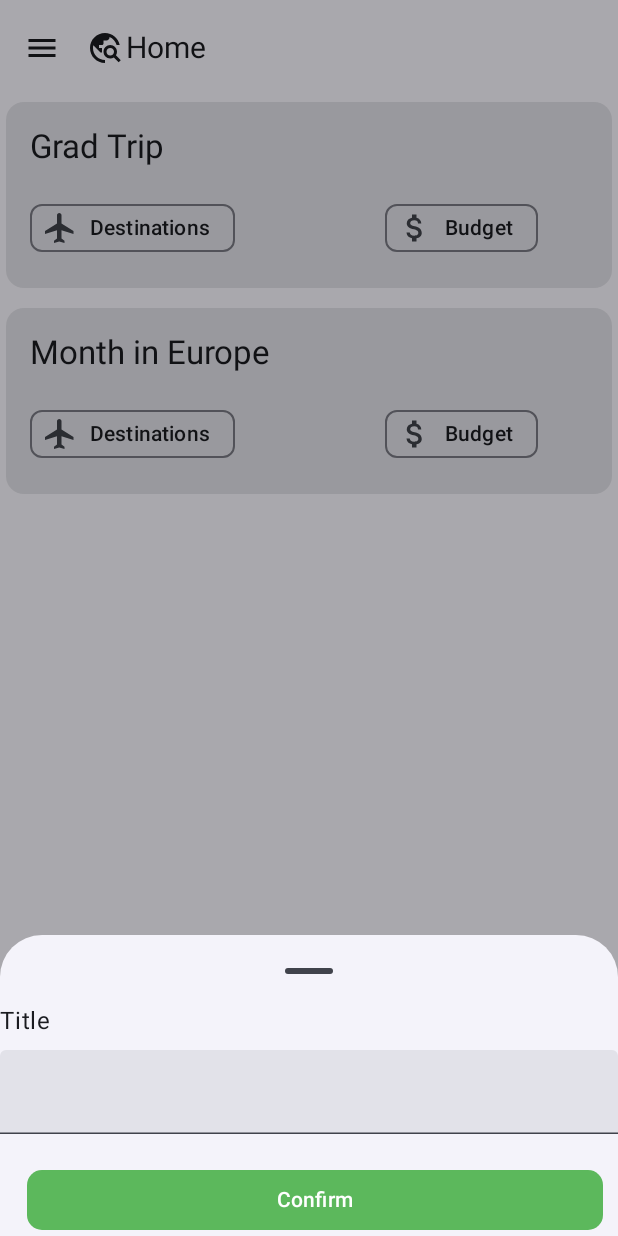
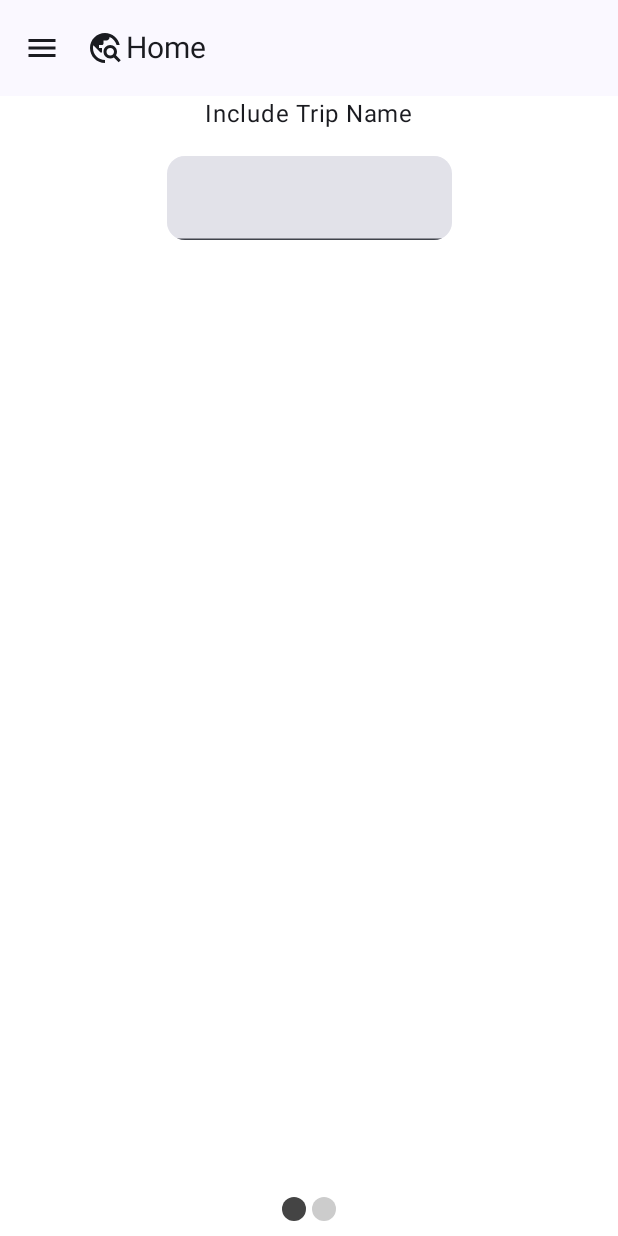
Before and after one commit to Danii4/Travel-Buddy, an Android app built with Jetpack Compose: the TripsView screen opened through its navigation route, after a tap on "New Trip", on a phone screen of 412 x 824 dp. Run offline under Robolectric (Android 15) with nearby library versions, the phone set to English and light mode, and no system bars; our stand-ins replace Dagger/Hilt's generated code.

Commit message:
added horizontal pager

```diff
--- a/app/src/main/java/com/example/travelbuddy/trips/model/TripsModel.kt
+++ b/app/src/main/java/com/example/travelbuddy/trips/model/TripsModel.kt
@@ -1,4 +1,6 @@
 package com.example.travelbuddy.trips.model
 
-data class TripsModel(val id: Int, val title: String, val date: String) {
-}
+import androidx.compose.runtime.Composable
+
+data class TripsModel(val id: Int, val title: String, val date: String)
+data class TripAddPageModel(val title: String = "Test", val content: @Composable () -> Unit)
--- a/app/src/main/java/com/example/travelbuddy/trips/views/TripsView.kt
+++ b/app/src/main/java/com/example/travelbuddy/trips/views/TripsView.kt
@@ -2,10 +2,8 @@
 
 package com.example.travelbuddy.trips.views
 
-import androidx.compose.foundation.BorderStroke
+import androidx.compose.foundation.ExperimentalFoundationApi
 import androidx.compose.foundation.background
-import androidx.compose.foundation.border
-import androidx.compose.foundation.clickable
 import androidx.compose.foundation.layout.Arrangement
 import androidx.compose.foundation.layout.Box
 import androidx.compose.foundation.layout.Column
@@ -16,14 +14,17 @@ import androidx.compose.runtime.Composable
 import androidx.compose.foundation.layout.fillMaxWidth
 import androidx.compose.foundation.layout.height
 import androidx.compose.foundation.layout.padding
+import androidx.compose.foundation.layout.size
 import androidx.compose.foundation.layout.width
+import androidx.compose.foundation.layout.wrapContentHeight
 import androidx.compose.foundation.lazy.LazyColumn
 import androidx.compose.foundation.lazy.items
-import androidx.compose.foundation.shape.RoundedCornerShape
+import androidx.compose.foundation.pager.HorizontalPager
+import androidx.compose.foundation.pager.rememberPagerState
+import androidx.compose.foundation.shape.CircleShape
 import androidx.compose.material.icons.Icons
 import androidx.compose.material.icons.filled.Flight
 import androidx.compose.material.icons.outlined.AttachMoney
-import androidx.compose.material.icons.outlined.List
 import androidx.compose.material3.AssistChip
 import androidx.compose.material3.AssistChipDefaults
 import androidx.compose.material3.MaterialTheme
@@ -31,9 +32,9 @@ import androidx.compose.material3.Text
 import androidx.compose.material3.Button
 import androidx.compose.material3.ButtonDefaults
 import androidx.compose.material3.Card
+import androidx.compose.material3.ElevatedCard
 import androidx.compose.material3.ExperimentalMaterial3Api
 import androidx.compose.material3.Icon
-import androidx.compose.material3.ModalBottomSheet
 import androidx.compose.material3.Scaffold
 import androidx.compose.material3.TextField
 import androidx.compose.material3.rememberModalBottomSheetState
@@ -47,14 +48,15 @@ import androidx.compose.ui.Alignment
 import androidx.compose.ui.Modifier
 import androidx.compose.ui.draw.clip
 import androidx.compose.ui.graphics.Color
-import androidx.compose.ui.text.font.FontWeight
 import androidx.compose.ui.unit.dp
+import androidx.compose.ui.window.Popup
+import androidx.compose.ui.window.PopupPositionProvider
 import androidx.lifecycle.ViewModel
 import androidx.navigation.NavController
 import com.example.travelbuddy.create_trip.CreateTripAddViewModel
-import com.example.travelbuddy.expenses.ExpensesViewModel
 import com.example.travelbuddy.expenses.add_edit_expense.AddEditExpenseViewModel
-import java.time.LocalDate
+import com.example.travelbuddy.trips.model.TripAddPageModel
+import com.example.travelbuddy.create_trip.views.CreateTripAddView
 
 class TripsViewModel : ViewModel() {
     var trips = mutableStateListOf<String>()
@@ -162,6 +164,7 @@ fun TripsView(
         var isSheetOpen by rememberSaveable {
             mutableStateOf(false)
         }
+        var showPager by remember { mutableStateOf(false) }
 
         Box(
             modifier = Modifier.fillMaxSize(),
@@ -170,6 +173,7 @@ fun TripsView(
             Button(
                 onClick = {
                     isSheetOpen = true
+                    showPager = true
                 },
                 modifier = Modifier
                     .fillMaxWidth()
@@ -181,70 +185,132 @@ fun TripsView(
                 Text(text = "New Trip")
             }
         }
-        if (isSheetOpen) {
-            ModalBottomSheet(
-                sheetState = sheetState,
-                onDismissRequest = {
-                    isSheetOpen = false
-                }
-            )
-            {
-                Column(
-                    modifier = Modifier
-                        .fillMaxWidth()
-                        .padding(paddingValues),
+        if (showPager) {
+            val titlePage = TripAddPageModel(
+                title = "Include Trip Name",
+                content = {
+                    ElevatedCard(
+                        modifier = Modifier.fillMaxWidth(0.5f)
                     ) {
-                    Text(
-//            text = stringResource(id = R.string.medication_name),
-                        text = "Title",
-                        style = MaterialTheme.typography.bodyLarge
-                    )
-                    Spacer(modifier = Modifier.height(10.dp))
-
                         TextField(
                             modifier = Modifier.fillMaxWidth(),
                             value = tripTitle,
                             onValueChange = { tripTitle = it },
-//            placeholder = { Text(text = "e.g. Hexamine") },
                         )
-                    Spacer(modifier = Modifier.height(20.dp))
+                    }
+                }
+            )
+            val addDestPage = TripAddPageModel(
+                title = "",
+                content = { CreateTripAddView() }
+            )
+            val tripsAddScreenList = listOf(titlePage, addDestPage)
+            GenerateTripAddViews(tripsAddScreenList)
+        }
+//        if (isSheetOpen) {
+//            ModalBottomSheet(
+//                sheetState = sheetState,
+//                onDismissRequest = {
+//                    isSheetOpen = false
+//                }
+//            )
+//            {
+//                Column(
+//                    modifier = Modifier
+//                        .fillMaxWidth()
+//                        .padding(paddingValues),
+//                ) {
+//                    Text(
+////            text = stringResource(id = R.string.medication_name),
+//                        text = "Title",
+//                        style = MaterialTheme.typography.bodyLarge
+//                    )
+//                    Spacer(modifier = Modifier.height(10.dp))
+//
+//                    TextField(
+//                        modifier = Modifier.fillMaxWidth(),
+//                        value = tripTitle,
+//                        onValueChange = { tripTitle = it },
+////            placeholder = { Text(text = "e.g. Hexamine") },
+//                    )
+//                    Spacer(modifier = Modifier.height(20.dp))
+//
+//
+//                    Row(
+//                        horizontalArrangement = Arrangement.SpaceBetween,
+//                        modifier = Modifier
+//                            .fillMaxWidth()
+//                            .padding(horizontal = 10.dp)
+//                    ) {
+//
+//                        Box(
+//                            Modifier
+//                                .weight(1f)
+//                                .padding(start = 8.dp),
+//                        ) {
+//                            Button(
+//                                onClick = {
+//                                    tripTitleActive = false
+//                                    if (tripTitle.isNotBlank()) {
+//                                        tripList.add(tripTitle)
+//                                        tripTitle = ""
+//                                        isSheetOpen=false
+//                                    }
+//                                },
+//                                modifier = Modifier.fillMaxWidth(),
+//                                shape = RoundedCornerShape(10.dp),
+//                                colors = ButtonDefaults.buttonColors(
+//                                    containerColor = Color(0xff5cb85c)
+//                                )
+//                            ) {
+//                                Text("Confirm")
+//                            }
+//                        }
+//                    }
+//                }
+//            }
+//        }
+    }
+}
 
-
+@OptIn(ExperimentalFoundationApi::class)
+@Composable
+fun GenerateTripAddViews(pages: List<TripAddPageModel>) {
+    val pagerState = rememberPagerState(pageCount = { pages.size })
+    Box(
+        modifier = Modifier.fillMaxSize()
+            .background(Color.White)
+    ) {
+        HorizontalPager(state = pagerState) { index ->
+            Column(
+                modifier = Modifier
+                    .fillMaxSize()
+                    .padding(horizontal = 16.dp),
+                horizontalAlignment = Alignment.CenterHorizontally,
+            ) {
+                Text(text = pages[index].title, modifier = Modifier.padding(bottom = 16.dp))
+                pages[index].content()
+            }
+        }
         Row(
-                        horizontalArrangement = Arrangement.SpaceBetween,
+            Modifier
+                .wrapContentHeight()
+                .fillMaxWidth()
+                .align(Alignment.BottomCenter)
+                .padding(bottom = 8.dp),
+            horizontalArrangement = Arrangement.Center
+        ) {
+            repeat(pagerState.pageCount) { iteration ->
+                val color =
+                    if (pagerState.currentPage == iteration) Color.DarkGray else Color.LightGray
+                Box(
                     modifier = Modifier
-                            .fillMaxWidth()
-                            .padding(horizontal = 10.dp)
-                    ) {
-
-                        Box(
-                            Modifier
-                                .weight(1f)
-                                .padding(start = 8.dp),
-                        ) {
-                            Button(
-                                onClick = {
-                                    tripTitleActive = false
-                                    if (tripTitle.isNotBlank()) {
-                                        tripList.add(tripTitle)
-                                        tripTitle = ""
-                                        isSheetOpen=false
-                                    }
-                                },
-                                modifier = Modifier.fillMaxWidth(),
-                                shape = RoundedCornerShape(10.dp),
-                                colors = ButtonDefaults.buttonColors(
-                                    containerColor = Color(0xff5cb85c)
+                        .padding(2.dp)
+                        .clip(CircleShape)
+                        .background(color)
+                        .size(16.dp)
                 )
-                            ) {
-                                Text("Confirm")
             }
         }
     }
 }
-            }
-        }
-    }
-
-
-}
```
Lines whose indentation alone changed are shown as unchanged.
